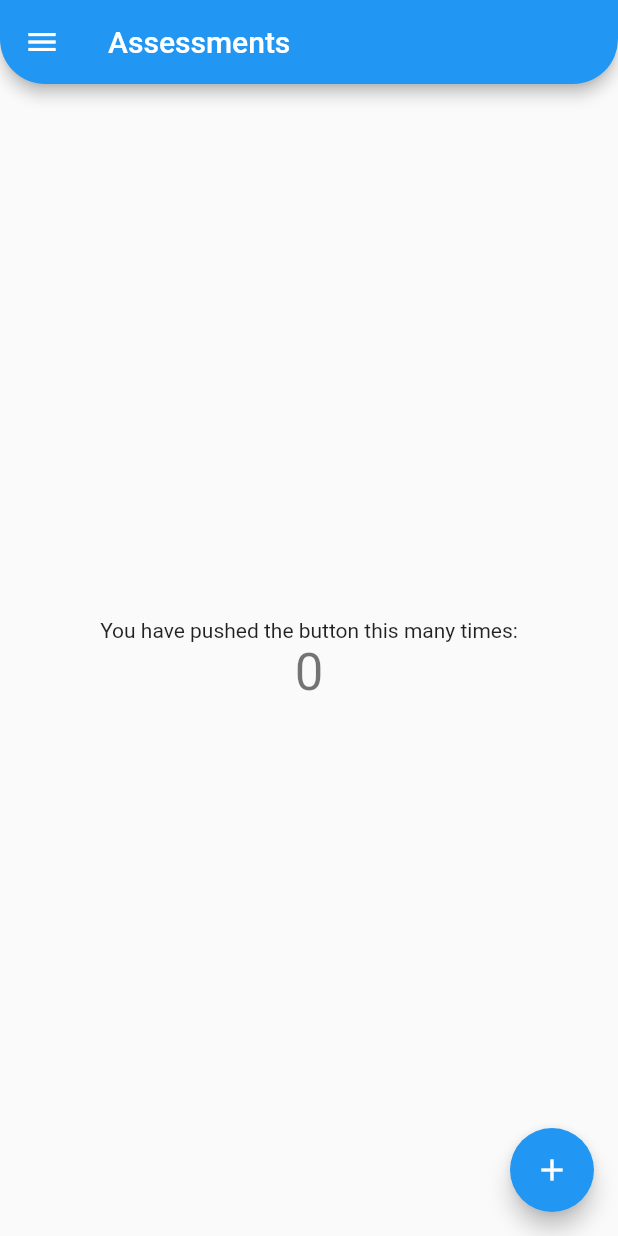
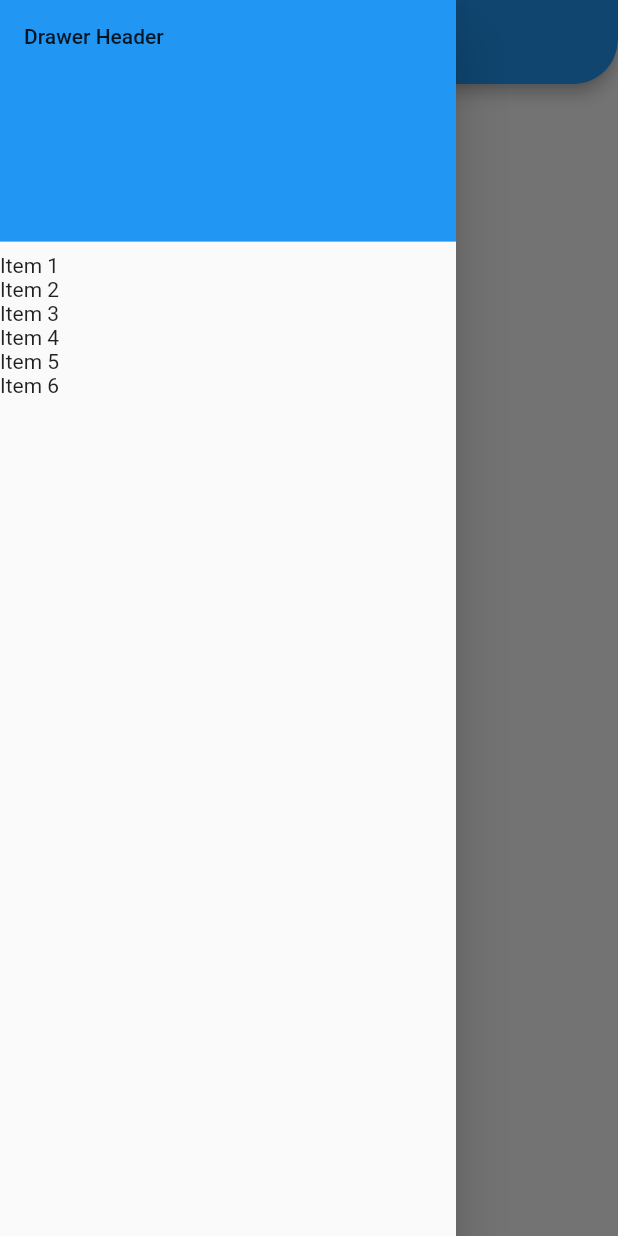
Before and after one commit to AaronSoria/FGAP, a Flutter app: the screen it shows after launch, after a tap on the "menu" icon, on a phone screen of 412 x 824 dp. Run offline on Flutter 3.47's test engine with Material 2 defaults, Android fonts, the phone set to English and light mode, and no system bars.

Commit message:
drawer implementado que se abre haciendo click en el appbar

```diff
--- a/lib/custom_components/CustomAppBar.dart
+++ b/lib/custom_components/CustomAppBar.dart
@@ -1,11 +1,11 @@
 import 'package:flutter/material.dart';
 
 class CustomAppBar extends AppBar{
-  CustomAppBar({Key key, Widget title, bool isBack, Function() onLeadingPressed }):
+  CustomAppBar({Key key, Widget title, bool isBack, VoidCallback onLeadingPressed }):
   super(key:key, title: title,
   leading: new IconButton(
     icon: (!isBack) ? new Icon(Icons.menu) : new Icon(Icons.arrow_back),
-    onPressed: () => onLeadingPressed(),
+    onPressed: onLeadingPressed,
   ),
   shape: RoundedRectangleBorder(
     borderRadius: BorderRadius.vertical(
--- /dev/null
+++ b/lib/custom_components/customDrawer.dart
@@ -0,0 +1,21 @@
+import 'package:flutter/material.dart';
+
+class CustomDrawer extends Drawer {
+  CustomDrawer({Key key}):
+  super(key:key,
+  child: new ListView(children: <Widget>[new DrawerHeader(
+                child: new Text("Drawer Header"),
+                decoration: new BoxDecoration(
+                  color: Colors.blue,
+                ),
+              ),
+              new Text("Item 1"),
+              new Text("Item 2"),
+              new Text("Item 3"),
+              new Text("Item 4"),
+              new Text("Item 5"),
+              new Text("Item 6"),
+              ],
+            )
+  );
+}
--- a/lib/main.dart
+++ b/lib/main.dart
@@ -1,5 +1,6 @@
+import 'package:fgap/custom_components/customDrawer.dart';
 import 'package:flutter/material.dart';
-import 'custom_components/CustomAppBar.dart';
+import 'custom_components/customAppBar.dart';
 
 void main() => runApp(MyApp());
 
@@ -10,15 +11,6 @@ class MyApp extends StatelessWidget {
     return MaterialApp(
       title: 'Flutter Demo',
       theme: ThemeData(
-        // This is the theme of your application.
-        //
-        // Try running your application with "flutter run". You'll see the
-        // application has a blue toolbar. Then, without quitting the app, try
-        // changing the primarySwatch below to Colors.green and then invoke
-        // "hot reload" (press "r" in the console where you ran "flutter run",
-        // or simply save your changes to "hot reload" in a Flutter IDE).
-        // Notice that the counter didn't reset back to zero; the application
-        // is not restarted.
         primarySwatch: Colors.blue,
       ),
       home: MyHomePage(title: 'Flutter Demo Home Page'),
@@ -36,51 +28,27 @@ class MyHomePage extends StatefulWidget {
 }
 
 class _MyHomePageState extends State<MyHomePage> {
-  int _counter = 0;
 
-  void _incrementCounter() {
-    setState(() {
-      // This call to setState tells the Flutter framework that something has
-      // changed in this State, which causes it to rerun the build method below
-      // so that the display can reflect the updated values. If we changed
-      // _counter without calling setState(), then the build method would not be
-      // called again, and so nothing would appear to happen.
-      _counter++;
-    });
-  }
-
+  final GlobalKey<ScaffoldState> _scaffoldKey = new GlobalKey<ScaffoldState>();
   openNavigationDrawer(){
-    print('it Works!!!');
+    print('works!!');
+    _scaffoldKey.currentState.openDrawer();
   }
 
   @override
   Widget build(BuildContext context) {
 
     return Scaffold(
+      key: _scaffoldKey,
+      drawer: CustomDrawer(),
       appBar: CustomAppBar(
-        onLeadingPressed: openNavigationDrawer,
+        onLeadingPressed: () => openNavigationDrawer(),
         isBack: false,
         title: Text('Assessments'),
       ),
-      body: Center(
-        child: Column(
-          mainAxisAlignment: MainAxisAlignment.center,
-          children: <Widget>[
-            Text(
-              'You have pushed the button this many times:',
-            ),
-            Text(
-              '$_counter',
-              style: Theme.of(context).textTheme.display1,
-            ),
-          ],
-        ),
-      ),
-      floatingActionButton: FloatingActionButton(
-        onPressed: _incrementCounter,
-        tooltip: 'Increment',
-        child: Icon(Icons.add),
-      ), // This trailing comma makes auto-formatting nicer for build methods.
+      body: Center(),
+
+
     );
   }
 }
```
